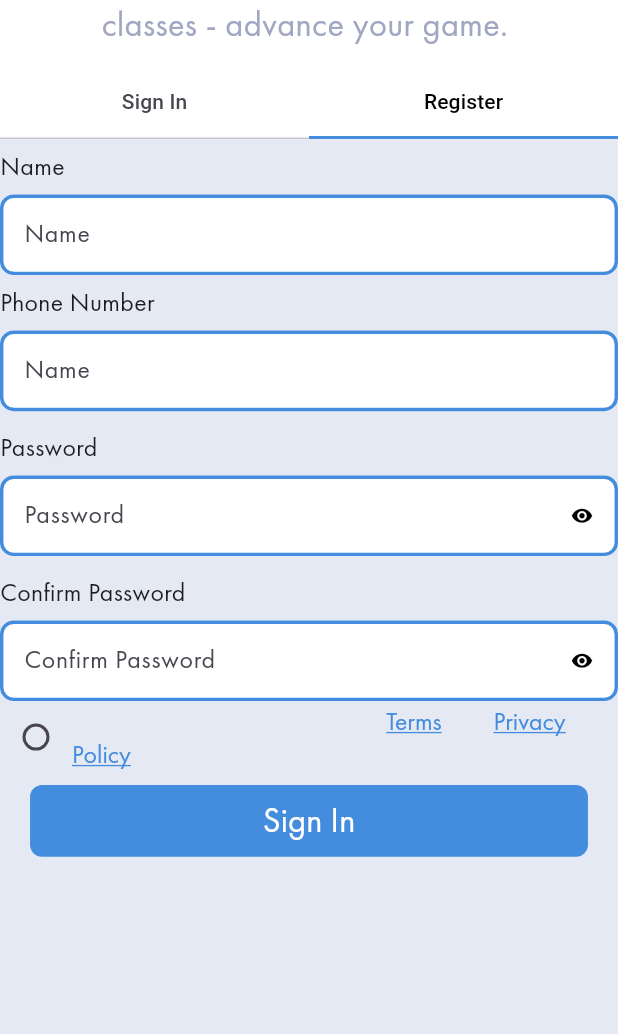
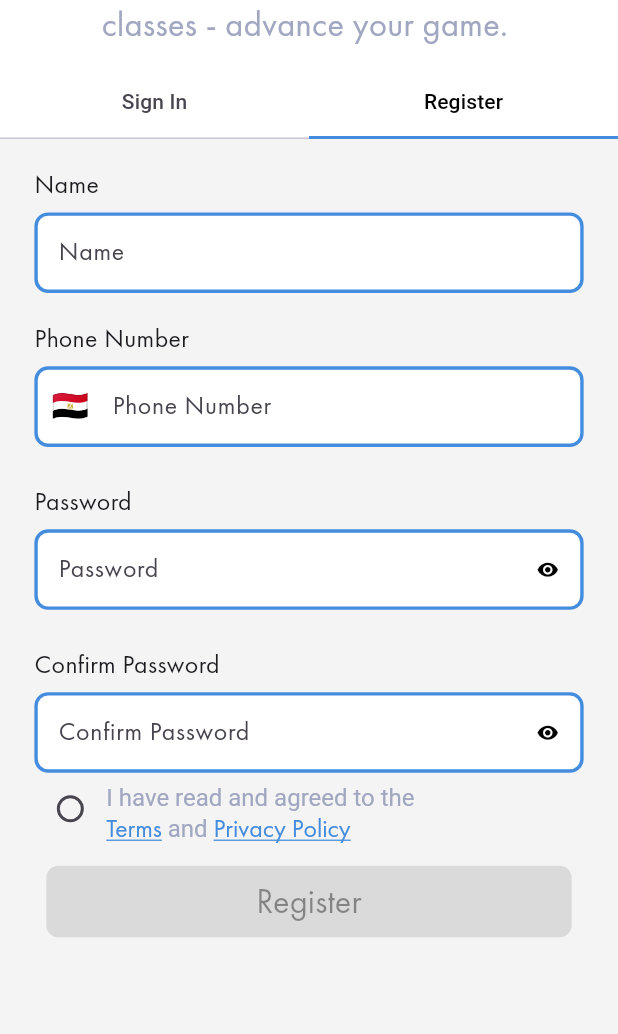
Before and after one commit to Mariamsamy26/equina_, a Flutter app: the AuthScreen screen opened directly, tab 2 chosen, scrolled down 48 dp, on a phone screen of 412 x 824 dp, the part 202-1236 px from its top. Run offline on Flutter 3.47's test engine with Material 3 defaults, Android fonts, the phone set to English and light mode, and no system bars; our stand-ins replace flutter_screenutil, smooth_page_indicator.

Commit message:
des RegisterForm &logic buttom

```diff
--- a/lib/app/start_app_cycle/views/register_form.dart
+++ b/lib/app/start_app_cycle/views/register_form.dart
@@ -16,11 +16,10 @@ class _RegisterFormState extends State<RegisterForm> {
   final TextEditingController _nameController = TextEditingController();
   final TextEditingController _phoneController = TextEditingController();
   final TextEditingController _passwordController = TextEditingController();
-  final TextEditingController _confirmPasswordController =
-      TextEditingController();
+  final TextEditingController _confirmPasswordController =TextEditingController();
+  bool _isChecked = false;
+  bool _isPasswordVisible = false;
 
-  bool _isPasswordVisible = false;
-  bool _isChecked = false;
 
   @override
   void dispose() {
@@ -34,17 +33,18 @@ class _RegisterFormState extends State<RegisterForm> {
   @override
   Widget build(BuildContext context) {
     return Container(
-      color: lightGreyFilter,
-      // padding: SizeConfig.base,
+      color: backgroundGrey,
+      padding: EdgeInsets.symmetric(horizontal: 20.w),
       child: Column(
         children: [
           _buildUserFields(),
           _agreed(),
+          SizedBox(height: 5.h),
           CustomElevatedButtom(
-            text: 'Sign In',
-            OnPressed: () {},
-            colorButton: mainBlue,
-            colorText: white,
+            text: 'Register',
+            OnPressed: validateForm()?() {}:null,
+            colorButton: validateForm()?mainBlue:greyBorder,
+            colorText: validateForm()?white:tutorialBg,
           ),
         ],
       ),
@@ -60,13 +60,18 @@ class _RegisterFormState extends State<RegisterForm> {
         AppTextFormField(controller: _nameController, hintText: "Name"),
         SizedBox(height: 5.h),
 
-        // _buildLabel("Phone Number"),
-        // AppPhoneFormField(
-        //   controller: _phoneController,
-        //   hintText: "Phone Number",
-        // ),
+
         _buildLabel("Phone Number"),
-        AppTextFormField(controller: _nameController, hintText: "Name"),
+        AppTextFormField(
+          controller: _phoneController,
+          hintText: "Phone Number",
+          prefixIcon: SizedBox(
+            width: 10.w,
+            child: Center(
+              child: Text('🇪🇬', style: TextStyle(fontSize: 20)),
+            ),
+          ),
+        ),
         SizedBox(height: 10.h),
 
         _buildLabel("Password"),
@@ -81,11 +86,10 @@ class _RegisterFormState extends State<RegisterForm> {
 
   Widget _agreed() {
     return Row(
-      crossAxisAlignment: CrossAxisAlignment.center,
+      crossAxisAlignment: CrossAxisAlignment.end,
+      mainAxisAlignment: MainAxisAlignment.start,
       children: [
-        Transform.scale(
-          scale: 1.0,
-          child: Checkbox(
+        Checkbox(
           value: _isChecked,
           onChanged: (value) {
             setState(() {
@@ -97,14 +101,13 @@ class _RegisterFormState extends State<RegisterForm> {
           ),
           activeColor: mainBlue,
         ),
-        ),
         Expanded(
           child: RichText(
             textAlign: TextAlign.start,
             text: TextSpan(
-              style: TextStyle(fontSize: 14.sp, color: lightGreyFilter),
+              style: TextStyle(fontSize: 14.sp, color: lightGreyLabel),
               children: [
-                TextSpan(text: "I have read and agreed to the "),
+                TextSpan(text: "I have read and agreed to the \n"),
                 TextSpan(
                   text: "Terms",
                   style: TextManager.regular().copyWith(
@@ -129,7 +132,10 @@ class _RegisterFormState extends State<RegisterForm> {
   }
 
   Widget _buildLabel(String text) {
-    return Text(text, style: TextManager.regular());
+    return Padding(
+      padding:  EdgeInsets.only(top: 10.h),
+      child: Text(text, style: TextManager.regular()),
+    );
   }
 
   Widget _buildPasswordField(
@@ -145,9 +151,19 @@ class _RegisterFormState extends State<RegisterForm> {
           _isPasswordVisible ? Icons.visibility : Icons.visibility_off,
         ),
         onPressed:
-            () => setState(() => _isPasswordVisible = !_isPasswordVisible),
+            () => setState(() {
+              _isPasswordVisible = !_isPasswordVisible;
+            }),
       ),
       keyboardType: TextInputType.visiblePassword,
     );
   }
+
+  bool validateForm() {
+    return _nameController.text.isNotEmpty &&
+        _phoneController.text.isNotEmpty &&
+        _passwordController.text.isNotEmpty &&
+        _confirmPasswordController.text.isNotEmpty &&
+        _isChecked == true;
   }
+}
```
Lines whose indentation alone changed are shown as unchanged.
